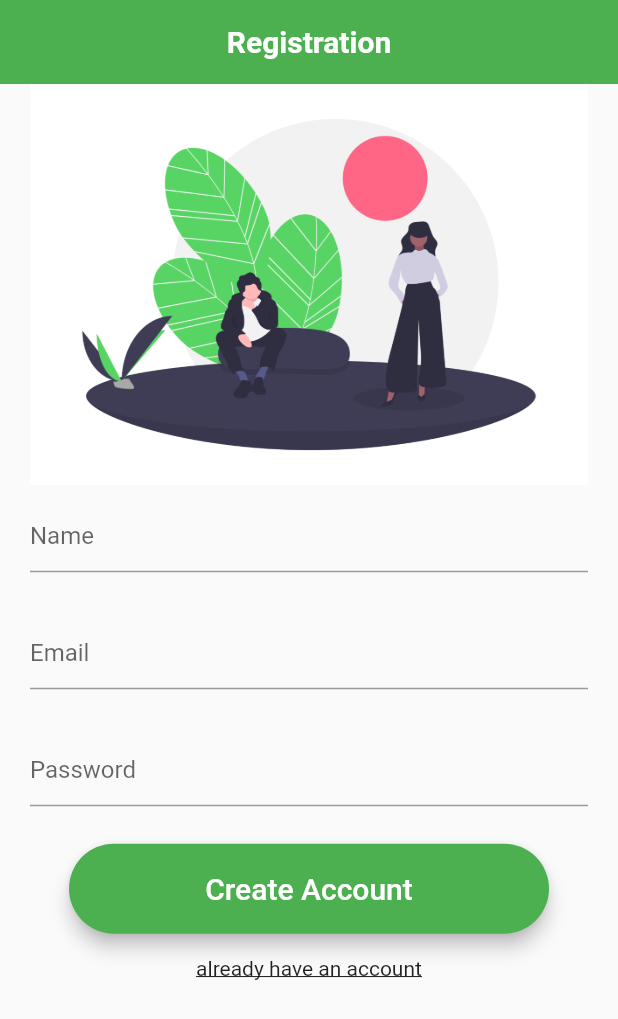
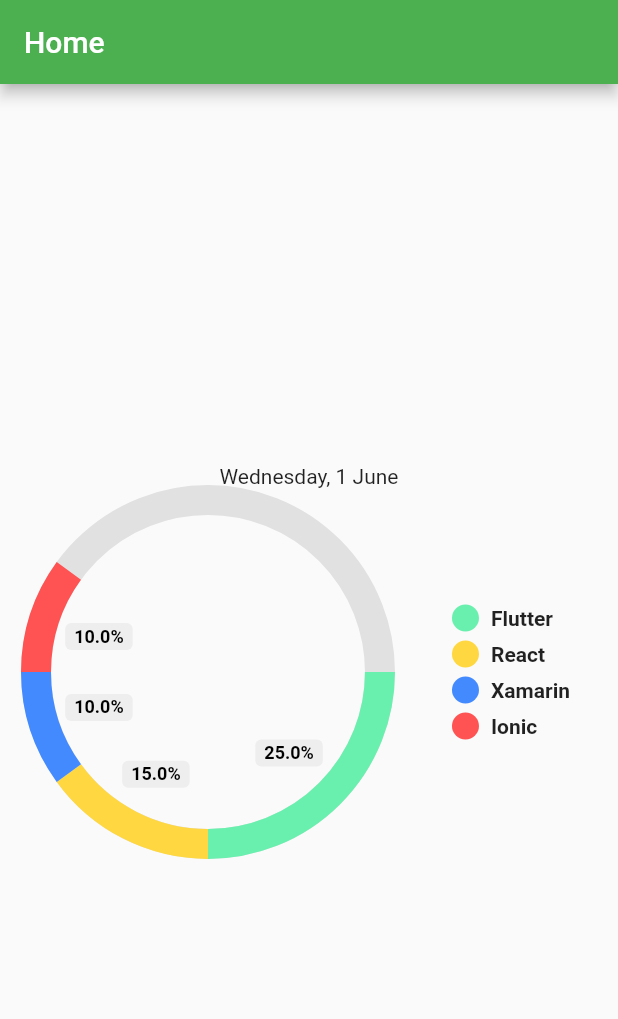
Before and after one commit to mutiadhewanty/money_manage_app, a Flutter app: the screen it shows after launch, on a phone screen of 412 x 824 dp. Shown: the top 1019 px of the screen. Run offline on Flutter 3.47's test engine with Material 2 defaults, Android fonts, the phone set to English and light mode, and no system bars; drawn by our look-alikes of pie_chart.

Commit message:
pie chart

```diff
--- a/lib/main.dart
+++ b/lib/main.dart
@@ -1,4 +1,5 @@
 import 'package:flutter/material.dart';
+import 'package:money_manage_app/screen/home.dart';
 
 import 'screen/register.dart';
 
@@ -19,7 +20,7 @@
       theme: ThemeData(
           primaryColor: Colors.white,
           visualDensity: VisualDensity.adaptivePlatformDensity),
-      home: const RegisterScreen(),
+      home: const Home(),
     );
   }
 }
--- /dev/null
+++ b/lib/screen/home.dart
@@ -0,0 +1,60 @@
+import 'package:flutter/material.dart';
+import 'package:pie_chart/pie_chart.dart';
+
+class Home extends StatefulWidget {
+  const Home({ Key? key }) : super(key: key);
+
+  @override
+  State<Home> createState() => _HomeState();
+}
+
+class _HomeState extends State<Home> {
+
+  Map<String, double> dataMap = {
+    "Flutter": 5,
+    "React": 3,
+    "Xamarin": 2,
+    "Ionic": 2,
+  };
+
+  final colorList = <Color>[
+    Colors.greenAccent,
+    Colors.amberAccent,
+    Colors.blueAccent,
+    Colors.redAccent
+  ];
+
+  @override
+  Widget build(BuildContext context) {
+    return Scaffold(
+      appBar: AppBar(
+        backgroundColor: Colors.green,
+        title: Text('Home'),
+      ),
+      body: Container(
+        width: double.infinity,
+        child: Column(
+          mainAxisAlignment: MainAxisAlignment.center,
+          children: [
+            Text('Wednesday, 1 June'),
+
+            Container(
+              padding: EdgeInsets.symmetric(horizontal: 16),
+        child: PieChart(
+          dataMap: dataMap,
+          chartType: ChartType.ring,
+          baseChartColor: Colors.black!.withOpacity(0.10),
+          colorList: colorList,
+          chartValuesOptions: ChartValuesOptions(
+            showChartValuesInPercentage: true,
+          ),
+          totalValue: 20,
+        ),
+            )
+
+          ],
+        ),
+      ),
+    );
+  }
+}
--- a/lib/screen/login.dart
+++ b/lib/screen/login.dart
@@ -6,6 +6,7 @@
 import '../../api/auth_services.dart';
 import '../../api/globals.dart';
 import '../../rounded_button.dart';
+import 'home.dart';
 // import 'home.dart';
 
 class LoginScreen extends StatefulWidget {
@@ -24,11 +25,11 @@
       http.Response response = await AuthServices.login(_email, _password);
       Map responseMap = jsonDecode(response.body);
       if (response.statusCode == 200) {
-        // Navigator.push(
-        //     context,
-        //     MaterialPageRoute(
-        //       builder: (BuildContext context) => const Home(),
-        //     ));
+        Navigator.push(
+            context,
+            MaterialPageRoute(
+              builder: (BuildContext context) => const Home(),
+            ));
       } else {
         errorSnackBar(context, responseMap.values.first);
       }
@@ -52,7 +53,8 @@
             ),
           ),
         ),
-        body: Padding(
+        body: SingleChildScrollView(
+          child: Padding(
             padding: const EdgeInsets.symmetric(horizontal: 20),
             child: Column(
               children: [
@@ -89,6 +91,7 @@
                 )
               ],
             ),
+          ),
         ));
   }
 }
--- a/pubspec.yaml
+++ b/pubspec.yaml
@@ -36,6 +36,7 @@
   cupertino_icons: ^1.0.2
   http: ^0.13.4
   intl: ^0.17.0
+  pie_chart: ^5.3.1
 
 dev_dependencies:
   flutter_test:
```
Also changed, not shown: pubspec.lock. Lines whose indentation alone changed are shown as unchanged.
